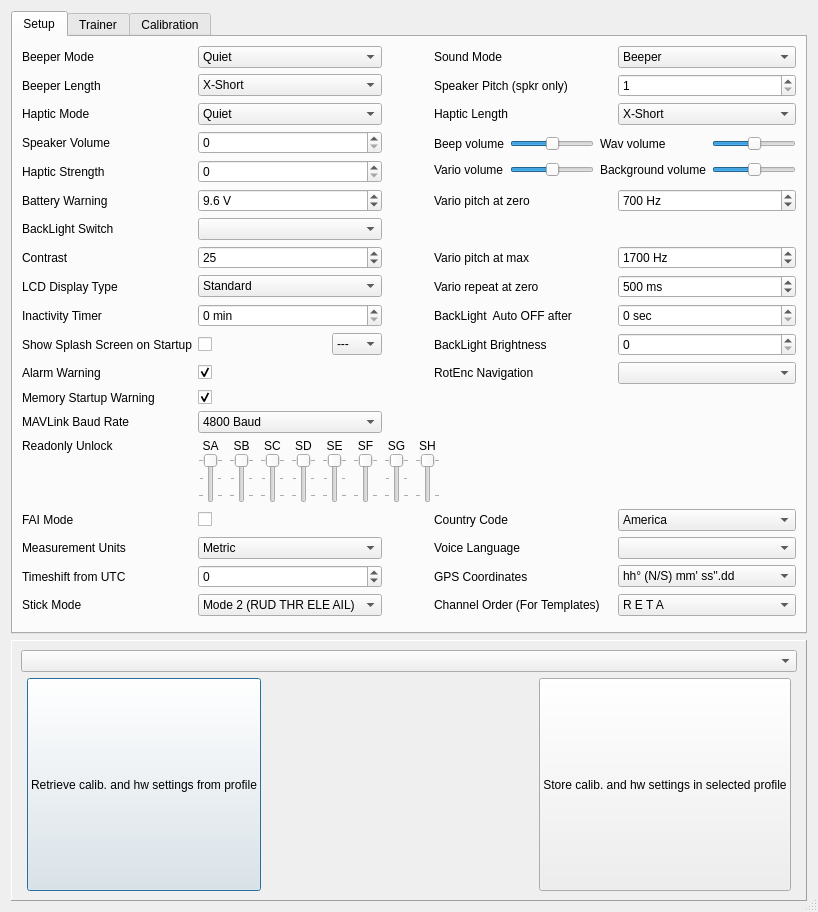
opentx/opentx, file companion/src/generaledit.ui: the form before one commit.
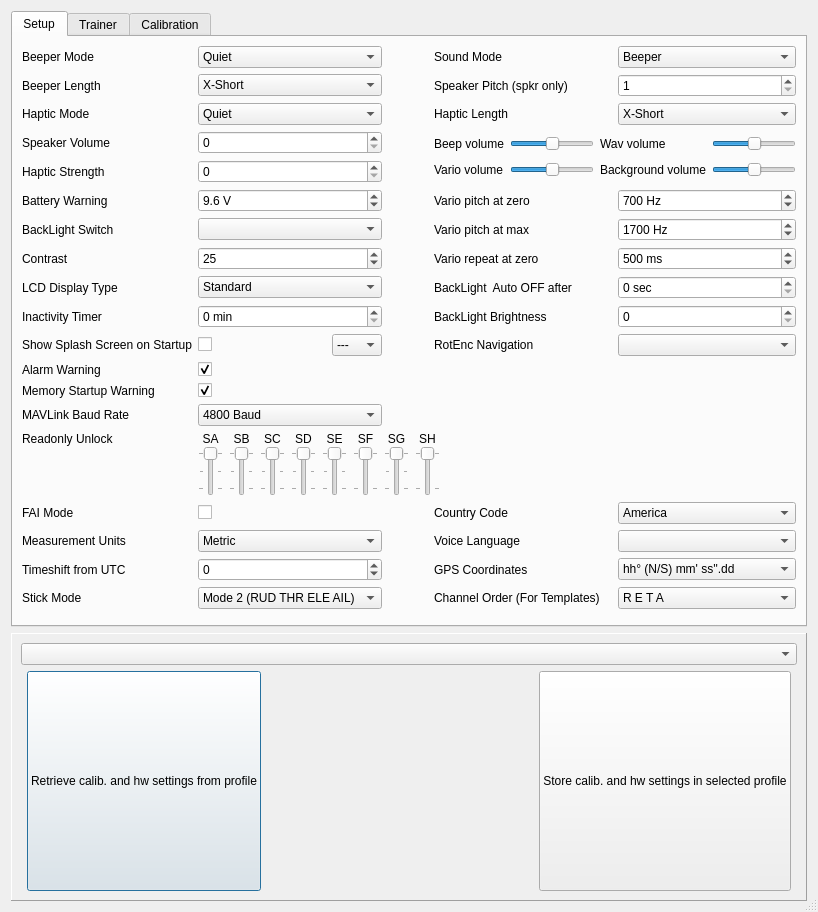
The form after the commit.

Commit message: Alignment in generaledit

Diff of the .ui file:
```diff
--- a/companion/src/generaledit.ui
+++ b/companion/src/generaledit.ui
@@ -113,6 +113,36 @@
        <string>Setup</string>
       </attribute>
       <layout class="QGridLayout" name="gridLayout" columnstretch="1,0,0,0,0">
+       <item row="26" column="3" colspan="2">
+        <layout class="QHBoxLayout" name="pxxCountry">
+         <item>
+          <widget class="QLabel" name="countrycode_label">
+           <property name="text">
+            <string>Country Code</string>
+           </property>
+          </widget>
+         </item>
+         <item>
+          <widget class="QComboBox" name="countrycode_CB">
+           <item>
+            <property name="text">
+             <string>America</string>
+            </property>
+           </item>
+           <item>
+            <property name="text">
+             <string>Japan</string>
+            </property>
+           </item>
+           <item>
+            <property name="text">
+             <string>Europe</string>
+            </property>
+           </item>
+          </widget>
+         </item>
+        </layout>
+       </item>
        <item row="29" column="1">
         <widget class="QComboBox" name="stickmodeCB">
          <property name="toolTip">
@@ -314,36 +344,6 @@
          </item>
         </layout>
        </item>
-       <item row="26" column="3" colspan="2">
-        <layout class="QHBoxLayout" name="pxxCountry">
-         <item>
-          <widget class="QLabel" name="countrycode_label">
-           <property name="text">
-            <string>Country Code</string>
-           </property>
-          </widget>
-         </item>
-         <item>
-          <widget class="QComboBox" name="countrycode_CB">
-           <item>
-            <property name="text">
-             <string>America</string>
-            </property>
-           </item>
-           <item>
-            <property name="text">
-             <string>Japan</string>
-            </property>
-           </item>
-           <item>
-            <property name="text">
-             <string>Europe</string>
-            </property>
-           </item>
-          </widget>
-         </item>
-        </layout>
-       </item>
        <item row="1" column="0">
         <widget class="QLabel" name="label_beeperlen">
          <property name="text">
@@ -358,13 +358,6 @@
          </property>
         </widget>
        </item>
-       <item row="9" column="3">
-        <widget class="QLabel" name="varioPMax_label">
-         <property name="text">
-          <string>Vario pitch at max</string>
-         </property>
-        </widget>
-       </item>
        <item row="23" column="0">
         <widget class="QLabel" name="mavbaud_label">
          <property name="text">
@@ -1456,13 +1449,6 @@
          </item>
         </layout>
        </item>
-       <item row="10" column="3">
-        <widget class="QLabel" name="varioR0_label">
-         <property name="text">
-          <string>Vario repeat at zero</string>
-         </property>
-        </widget>
-       </item>
        <item row="7" column="4">
         <widget class="QSpinBox" name="varioP0_SB">
          <property name="suffix">
@@ -1482,44 +1468,6 @@
          </property>
         </widget>
        </item>
-       <item row="9" column="4">
-        <widget class="QSpinBox" name="varioPMax_SB">
-         <property name="suffix">
-          <string> Hz</string>
-         </property>
-         <property name="minimum">
-          <number>1300</number>
-         </property>
-         <property name="maximum">
-          <number>2900</number>
-         </property>
-         <property name="singleStep">
-          <number>10</number>
-         </property>
-         <property name="value">
-          <number>1700</number>
-         </property>
-        </widget>
-       </item>
-       <item row="10" column="4">
-        <widget class="QSpinBox" name="varioR0_SB">
-         <property name="suffix">
-          <string> ms</string>
-         </property>
-         <property name="minimum">
-          <number>200</number>
-         </property>
-         <property name="maximum">
-          <number>1000</number>
-         </property>
-         <property name="singleStep">
-          <number>10</number>
-         </property>
-         <property name="value">
-          <number>500</number>
-         </property>
-        </widget>
-       </item>
        <item row="13" column="0">
         <widget class="QLabel" name="label_27">
          <property name="text">
@@ -1658,58 +1606,6 @@
          </item>
         </widget>
        </item>
-       <item row="11" column="3">
-        <widget class="QLabel" name="label_5">
-         <property name="text">
-          <string>BackLight  Auto OFF after</string>
-         </property>
-        </widget>
-       </item>
-       <item row="11" column="4">
-        <widget class="QSpinBox" name="backlightautoSB">
-         <property name="sizePolicy">
-          <sizepolicy hsizetype="Minimum" vsizetype="Fixed">
-           <horstretch>0</horstretch>
-           <verstretch>0</verstretch>
-          </sizepolicy>
-         </property>
-         <property name="toolTip">
-          <string/>
-         </property>
-         <property name="statusTip">
-          <string/>
-         </property>
-         <property name="whatsThis">
-          <string>If this value is not 0, any keypress will turn on the backlight and turn it off after the specified number of seconds.</string>
-         </property>
-         <property name="suffix">
-          <string> sec</string>
-         </property>
-         <property name="maximum">
-          <number>600</number>
-         </property>
-         <property name="singleStep">
-          <number>5</number>
-         </property>
-        </widget>
-       </item>
-       <item row="13" column="3">
-        <widget class="QLabel" name="re_label">
-         <property name="text">
-          <string>RotEnc Navigation</string>
-         </property>
-        </widget>
-       </item>
-       <item row="12" column="4">
-        <widget class="QSpinBox" name="BLBright_SB">
-         <property name="maximum">
-          <number>100</number>
-         </property>
-        </widget>
-       </item>
-       <item row="13" column="4">
-        <widget class="QComboBox" name="re_CB"/>
-       </item>
        <item row="10" column="0">
         <widget class="QLabel" name="label_displayType">
          <property name="text">
@@ -1750,13 +1646,6 @@
          </property>
         </widget>
        </item>
-       <item row="12" column="3">
-        <widget class="QLabel" name="label_BLBright">
-         <property name="text">
-          <string>BackLight Brightness</string>
-         </property>
-        </widget>
-       </item>
        <item row="7" column="1">
         <widget class="QDoubleSpinBox" name="battwarningDSB">
          <property name="sizePolicy">
@@ -1904,6 +1793,117 @@
          </item>
         </layout>
        </item>
+       <item row="8" column="3">
+        <widget class="QLabel" name="varioPMax_label">
+         <property name="text">
+          <string>Vario pitch at max</string>
+         </property>
+        </widget>
+       </item>
+       <item row="10" column="4">
+        <widget class="QSpinBox" name="backlightautoSB">
+         <property name="sizePolicy">
+          <sizepolicy hsizetype="Minimum" vsizetype="Fixed">
+           <horstretch>0</horstretch>
+           <verstretch>0</verstretch>
+          </sizepolicy>
+         </property>
+         <property name="toolTip">
+          <string/>
+         </property>
+         <property name="statusTip">
+          <string/>
+         </property>
+         <property name="whatsThis">
+          <string>If this value is not 0, any keypress will turn on the backlight and turn it off after the specified number of seconds.</string>
+         </property>
+         <property name="suffix">
+          <string> sec</string>
+         </property>
+         <property name="maximum">
+          <number>600</number>
+         </property>
+         <property name="singleStep">
+          <number>5</number>
+         </property>
+        </widget>
+       </item>
+       <item row="8" column="4">
+        <widget class="QSpinBox" name="varioPMax_SB">
+         <property name="suffix">
+          <string> Hz</string>
+         </property>
+         <property name="minimum">
+          <number>1300</number>
+         </property>
+         <property name="maximum">
+          <number>2900</number>
+         </property>
+         <property name="singleStep">
+          <number>10</number>
+         </property>
+         <property name="value">
+          <number>1700</number>
+         </property>
+        </widget>
+       </item>
+       <item row="9" column="4">
+        <widget class="QSpinBox" name="varioR0_SB">
+         <property name="suffix">
+          <string> ms</string>
+         </property>
+         <property name="minimum">
+          <number>200</number>
+         </property>
+         <property name="maximum">
+          <number>1000</number>
+         </property>
+         <property name="singleStep">
+          <number>10</number>
+         </property>
+         <property name="value">
+          <number>500</number>
+         </property>
+        </widget>
+       </item>
+       <item row="11" column="3">
+        <widget class="QLabel" name="label_BLBright">
+         <property name="text">
+          <string>BackLight Brightness</string>
+         </property>
+        </widget>
+       </item>
+       <item row="9" column="3">
+        <widget class="QLabel" name="varioR0_label">
+         <property name="text">
+          <string>Vario repeat at zero</string>
+         </property>
+        </widget>
+       </item>
+       <item row="10" column="3">
+        <widget class="QLabel" name="label_5">
+         <property name="text">
+          <string>BackLight  Auto OFF after</string>
+         </property>
+        </widget>
+       </item>
+       <item row="11" column="4">
+        <widget class="QSpinBox" name="BLBright_SB">
+         <property name="maximum">
+          <number>100</number>
+         </property>
+        </widget>
+       </item>
+       <item row="12" column="4">
+        <widget class="QComboBox" name="re_CB"/>
+       </item>
+       <item row="12" column="3">
+        <widget class="QLabel" name="re_label">
+         <property name="text">
+          <string>RotEnc Navigation</string>
+         </property>
+        </widget>
+       </item>
       </layout>
      </widget>
      <widget class="QWidget" name="tabTrainer">
```
